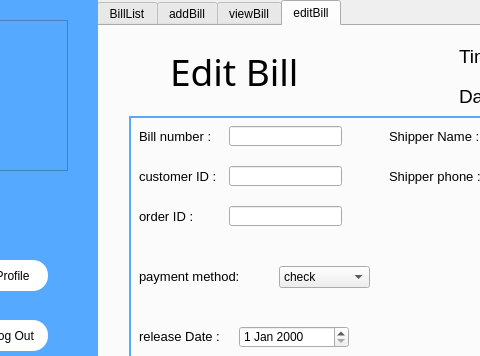
KhairiSlimani/SmartFactory, file mainwindow.ui: the form before one commit; both pictures show x 83 to 563 and y 0 to 356 of the 812 by 494 pixel window.
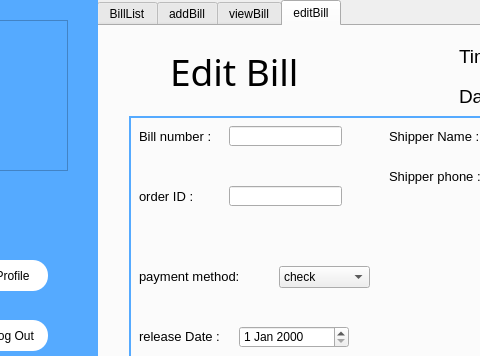
The form after the commit. The open tabs and pages were chosen to show the change. Icons and pictures are not drawn.

Patch:
```diff
--- a/mainwindow.ui
+++ b/mainwindow.ui
@@ -2667,24 +2667,11 @@
           <string>EDIT</string>
          </property>
         </widget>
-        <widget class="QLineEdit" name="customerID_3">
-         <property name="geometry">
-          <rect>
-           <x>100</x>
-           <y>50</y>
-           <width>113</width>
-           <height>20</height>
-          </rect>
-         </property>
-         <property name="readOnly">
-          <bool>false</bool>
-         </property>
-        </widget>
         <widget class="QLabel" name="label_48">
          <property name="geometry">
           <rect>
            <x>10</x>
-           <y>90</y>
+           <y>70</y>
            <width>81</width>
            <height>21</height>
           </rect>
@@ -2783,26 +2770,6 @@
           </rect>
          </property>
         </widget>
-        <widget class="QLabel" name="label_52">
-         <property name="geometry">
-          <rect>
-           <x>10</x>
-           <y>50</y>
-           <width>81</width>
-           <height>21</height>
-          </rect>
-         </property>
-         <property name="font">
-          <font>
-           <pointsize>10</pointsize>
-           <weight>50</weight>
-           <bold>false</bold>
-          </font>
-         </property>
-         <property name="text">
-          <string>customer ID :</string>
-         </property>
-        </widget>
         <widget class="QDoubleSpinBox" name="doubleSpinBox_2">
          <property name="geometry">
           <rect>
@@ -2817,7 +2784,7 @@
          <property name="geometry">
           <rect>
            <x>100</x>
-           <y>90</y>
+           <y>70</y>
            <width>113</width>
            <height>20</height>
           </rect>
```
Left out of the diff: 6 changed lines with no effect on the pictures.
